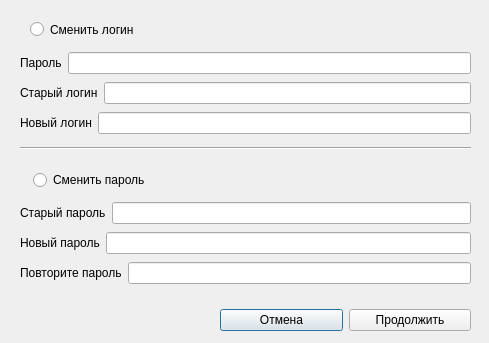
avasyutkin/term_2, file Qt/Lab_1/changepass.ui: the form before one commit.
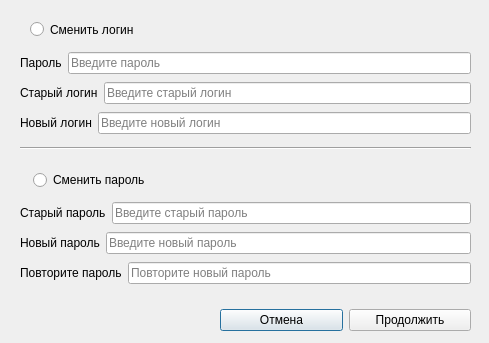
The form after the commit.

```diff
--- a/Qt/Lab_1/changepass.ui
+++ b/Qt/Lab_1/changepass.ui
@@ -50,6 +50,9 @@
         <property name="text">
          <string/>
         </property>
+        <property name="placeholderText">
+         <string>Введите старый пароль</string>
+        </property>
        </widget>
       </item>
      </layout>
@@ -64,7 +67,14 @@
        </widget>
       </item>
       <item>
-       <widget class="QLineEdit" name="newpass"/>
+       <widget class="QLineEdit" name="newpass">
+        <property name="text">
+         <string/>
+        </property>
+        <property name="placeholderText">
+         <string>Введите новый пароль</string>
+        </property>
+       </widget>
       </item>
      </layout>
     </item>
@@ -78,7 +88,14 @@
        </widget>
       </item>
       <item>
-       <widget class="QLineEdit" name="newpass3"/>
+       <widget class="QLineEdit" name="newpass3">
+        <property name="text">
+         <string/>
+        </property>
+        <property name="placeholderText">
+         <string>Повторите новый пароль</string>
+        </property>
+       </widget>
       </item>
      </layout>
     </item>
@@ -130,7 +147,14 @@
        </widget>
       </item>
       <item>
-       <widget class="QLineEdit" name="pass"/>
+       <widget class="QLineEdit" name="pass">
+        <property name="text">
+         <string/>
+        </property>
+        <property name="placeholderText">
+         <string>Введите пароль</string>
+        </property>
+       </widget>
       </item>
      </layout>
     </item>
@@ -148,6 +172,9 @@
         <property name="text">
          <string/>
         </property>
+        <property name="placeholderText">
+         <string>Введите старый логин</string>
+        </property>
        </widget>
       </item>
      </layout>
@@ -162,7 +189,11 @@
        </widget>
       </item>
       <item>
-       <widget class="QLineEdit" name="newlog"/>
+       <widget class="QLineEdit" name="newlog">
+        <property name="placeholderText">
+         <string>Введите новый логин</string>
+        </property>
+       </widget>
       </item>
      </layout>
     </item>
```
